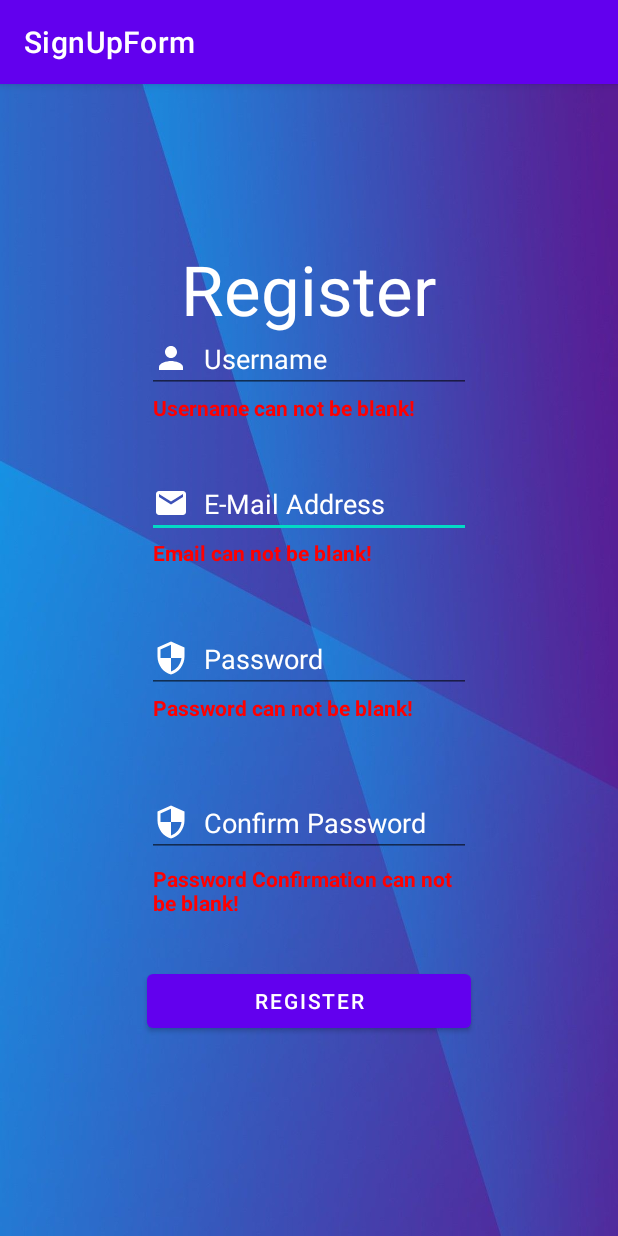
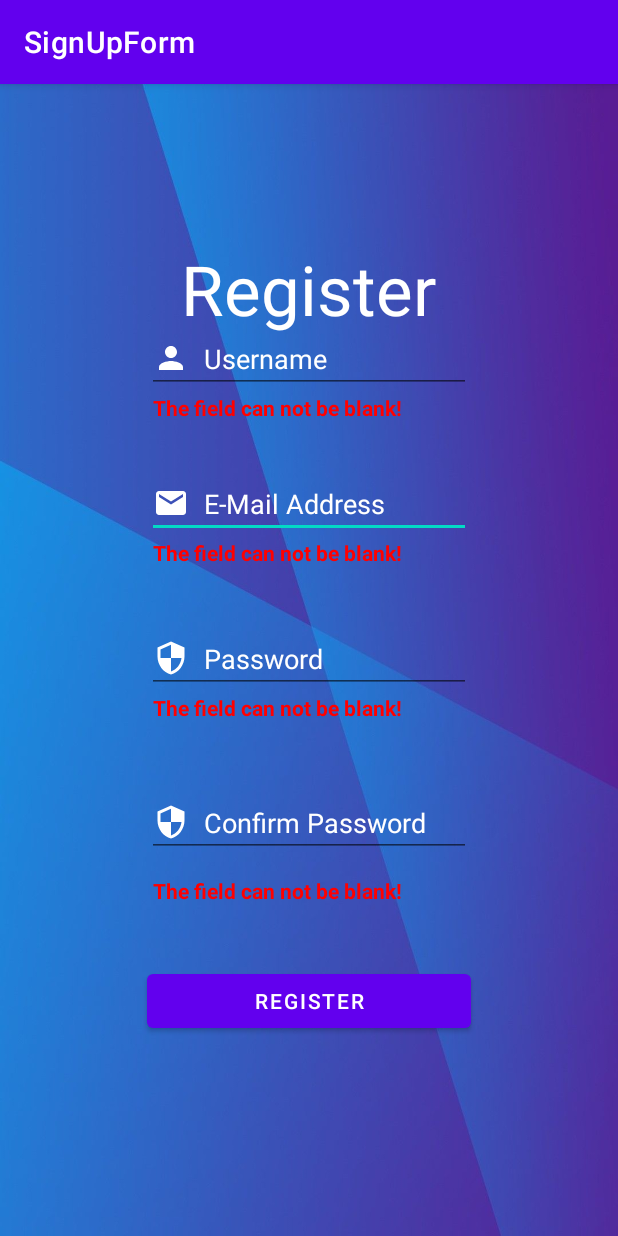
Before and after one commit to elyordan/CIS3315, an Android app: the screen it shows after launch (FormActivity), after a tap on "REGISTER", on a phone screen of 412 x 824 dp. Run offline under Robolectric (Android 15) with nearby library versions, the phone set to English and light mode, and no system bars.

Commit message:
finish work to make app work

```diff
--- a/Lab2/app/src/main/java/edu/temple/signupform/FormActivity.java
+++ b/Lab2/app/src/main/java/edu/temple/signupform/FormActivity.java
@@ -22,6 +22,33 @@ public class FormActivity extends AppCompatActivity {
     private TextView passConfirmTextView;
     private Button btnRegister;
 
+    public static boolean hasText(EditText editText,TextView textview) {
+
+        String text = editText.getText().toString().trim();
+        editText.setError(null);
+
+        // length 0 means there is no text
+        if (text.length() == 0) {
+            textview.setTextColor(Color.RED);
+            textview.setText("The field can not be blank!");
+            return false;
+        } else {
+            textview.setVisibility(View.GONE);
+        }
+
+        return true;
+    }
+
+    public boolean Validate() {
+
+        boolean check = true;
+        if (!hasText(inputUsername, userTextView)) check = false;
+        if (!hasText(inputEmail, emailTextView)) check = false;
+        if (!hasText(inputPassword, passTextView)) check = false;
+        if (!hasText(inputPasswordConfirmation, passConfirmTextView)) check = false;
+        return check;
+    }
+
 
     @Override
     protected void onCreate(Bundle savedInstanceState) {
@@ -42,41 +69,20 @@ public class FormActivity extends AppCompatActivity {
             @Override
             public void onClick(View v) {
 
-                String USERNAME = inputUsername.getText().toString();
-                String EMAIL = inputUsername.getText().toString();
-                String PASSWORD = inputUsername.getText().toString();
-                String PASSWORDCONFIRM = inputUsername.getText().toString();
+                String PASSWORD = inputPassword.getText().toString();
+                String PASSWORDCONFIRM = inputPasswordConfirmation.getText().toString();
 
-                //Toast.makeText(FormActivity.this, "Yes it is working!", Toast.LENGTH_LONG ).show();
-
-                if (USERNAME.isEmpty()) {
-                    userTextView.setTextColor(Color.RED);
-                    userTextView.setText("Username can not be blank!");
-                } else {
-                    userTextView.setVisibility(View.GONE);
-                }
-                if (EMAIL.toString().isEmpty()) {
-                    emailTextView.setTextColor(Color.RED);
-                    emailTextView.setText("Email can not be blank!");
-                } else {
-                    emailTextView.setVisibility(View.GONE);
-                }
-                if (PASSWORD.toString().isEmpty()) {
-                    passTextView.setTextColor(Color.RED);
-                    passTextView.setText("Password can not be blank!");
-                } else {
-                    passTextView.setVisibility(View.GONE);
-                }
-                if (PASSWORDCONFIRM.toString().isEmpty()) {
-                    passConfirmTextView.setTextColor(Color.RED);
-                    passConfirmTextView.setText("Password Confirmation can not be blank!");
-                } else {
-                    passConfirmTextView.setVisibility(View.GONE);
-                }
-
+                if(Validate()) {
+                    if (PASSWORD.equals(PASSWORDCONFIRM)) {
+                        Toast.makeText(FormActivity.this, "Registration Complete", Toast.LENGTH_LONG).show();
+                    } else
+                        Toast.makeText(FormActivity.this, "Sorry passwords do not match, try again", Toast.LENGTH_LONG ).show();
+                    }
             }
         });
 
 
+
+
     }
 }
```
